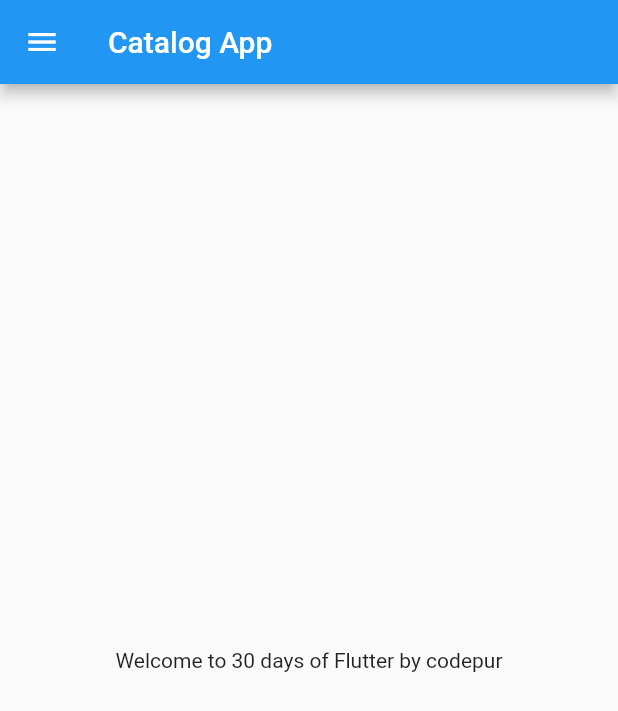
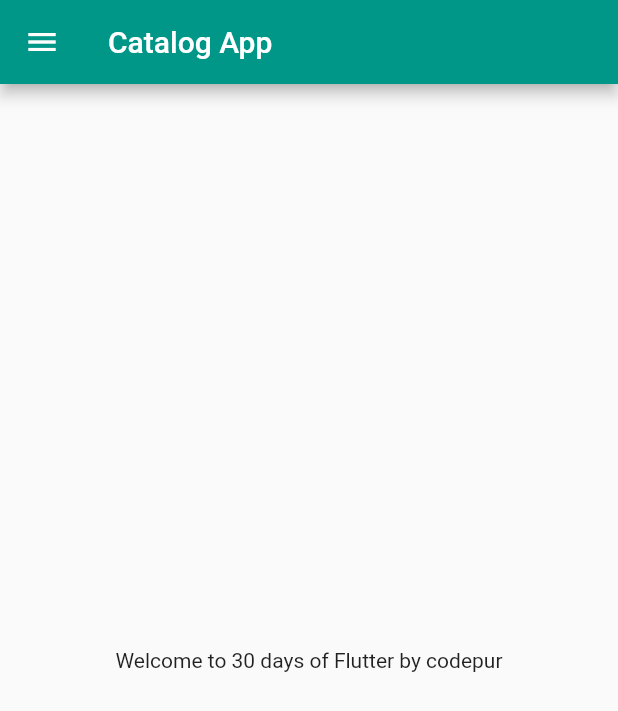
Before and after one commit to saikiasarat/30daysofFlutter, a Flutter app: the screen it shows after launch, on a phone screen of 412 x 824 dp. Shown: the top 711 px of the screen. Run offline on Flutter 3.47's test engine with Material 2 defaults, Android fonts, the phone set to English and light mode, and no system bars.

Commit message:
day2 completed

```diff
--- a/lib/main.dart
+++ b/lib/main.dart
@@ -1,6 +1,9 @@
+// ignore: avoid_web_libraries_in_flutter
+
 import 'package:flutter/material.dart';
+import 'package:flutter_application_1/pages/login_page.dart';
 
-import 'home_page.dart';
+import 'pages/home_page.dart';
 
 void main() {
   runApp(MyApp());
@@ -10,7 +13,17 @@ class MyApp extends StatelessWidget {
   @override
   Widget build(BuildContext context) {
     return MaterialApp(
-      home: HomePage(),
+      themeMode: ThemeMode.light,
+      theme: ThemeData(primarySwatch: Colors.teal),
+      darkTheme: ThemeData(
+        brightness: Brightness.dark,
+      ),
+      initialRoute: "/home",
+      routes: {
+        "/": (context) => LoginPage(),
+        "/home": (context) => HomePage(),
+        "/login": (context) => LoginPage()
+      },
     );
   }
 }
```
Also changed, not shown: lib/pages/login_page.dart (added, +21 -0 lines), lib/pages/home_page.dart (renamed from lib/home_page.dart).
